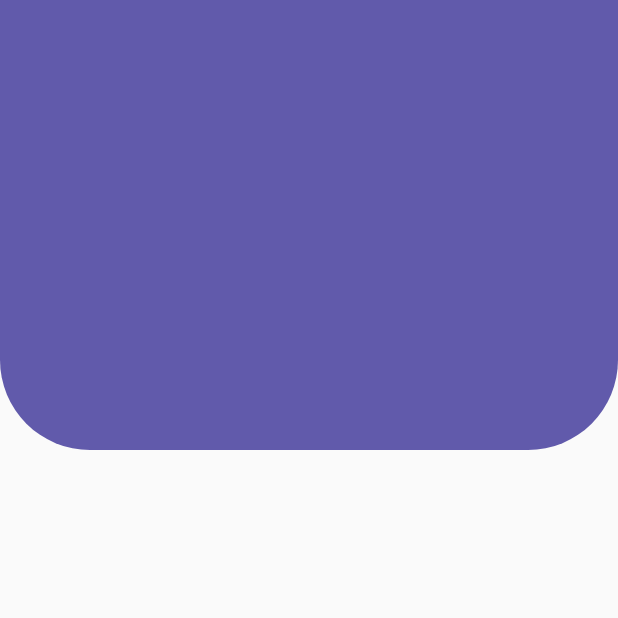
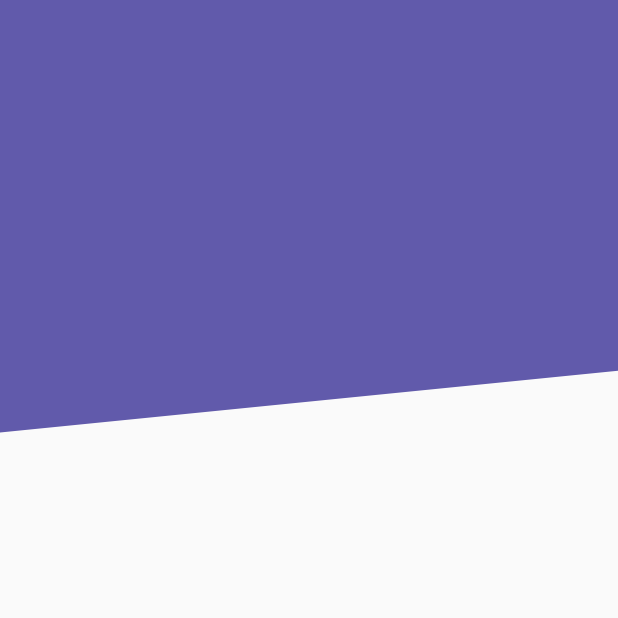
Before and after one commit to alvag/custom_painter_flutter, a Flutter app: the screen it shows after launch, on a phone screen of 412 x 824 dp, the top half of it. Run offline on Flutter 3.47's test engine with Material 2 defaults, Android fonts, the phone set to English and light mode, and no system bars.

Commit message:
header diagonal

```diff
--- a/lib/src/pages/headers_page.dart
+++ b/lib/src/pages/headers_page.dart
@@ -5,7 +5,7 @@ class HeadersPage extends StatelessWidget {
   @override
   Widget build(BuildContext context) {
     return Scaffold(
-      body: HeaderRedondeado(),
+      body: HeaderDiagonal(),
     );
   }
 }
--- a/lib/src/widgets/headers_widget.dart
+++ b/lib/src/widgets/headers_widget.dart
@@ -25,3 +25,41 @@ class HeaderRedondeado extends StatelessWidget {
     );
   }
 }
+
+class HeaderDiagonal extends StatelessWidget {
+  @override
+  Widget build(BuildContext context) {
+    return Container(
+      height: double.infinity,
+      width: double.infinity,
+      child: CustomPaint(
+        painter: _HeaderDiagonalPainter(),
+      ),
+    );
+  }
+}
+
+class _HeaderDiagonalPainter extends CustomPainter {
+  @override
+  void paint(Canvas canvas, Size size) {
+    final paint = new Paint();
+
+    paint.color = Color(0xff615aab);
+    paint.style = PaintingStyle.fill;
+    paint.strokeWidth = 2.0;
+
+    final path = new Path();
+
+    path.moveTo(0.0, size.height * 0.35);
+    path.lineTo(size.width, size.height * 0.30);
+    path.lineTo(size.width, 0.0);
+    path.lineTo(0.0, 0.0);
+
+    canvas.drawPath(path, paint);
+  }
+
+  @override
+  bool shouldRepaint(CustomPainter oldDelegate) {
+    return true;
+  }
+}
```
